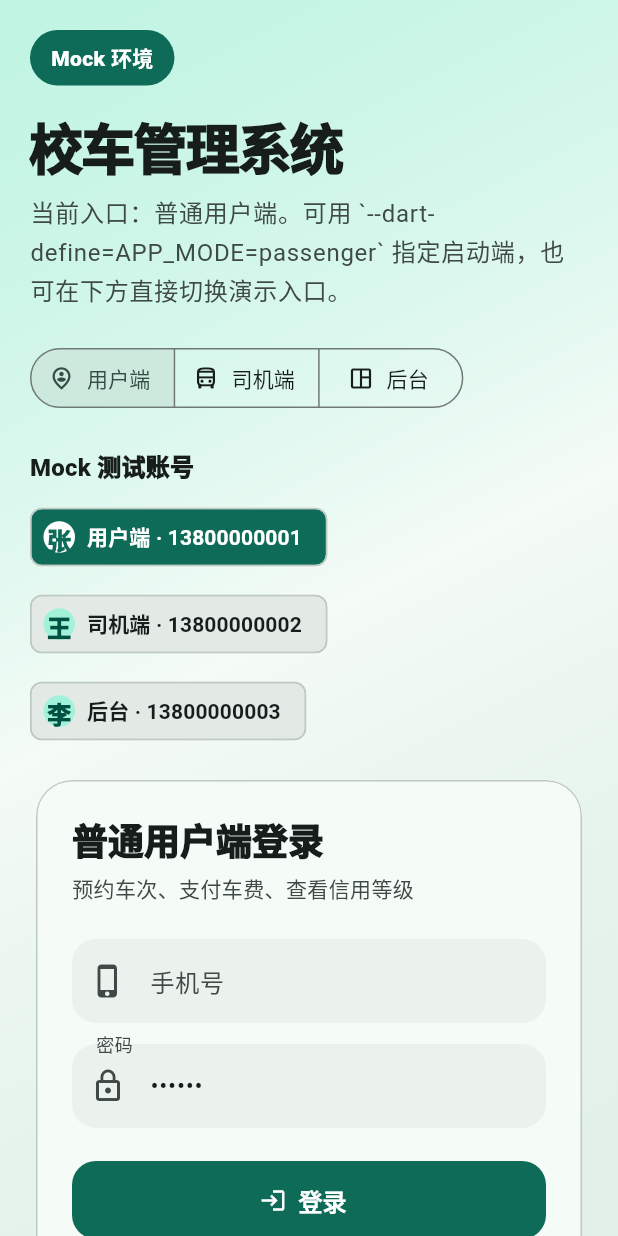
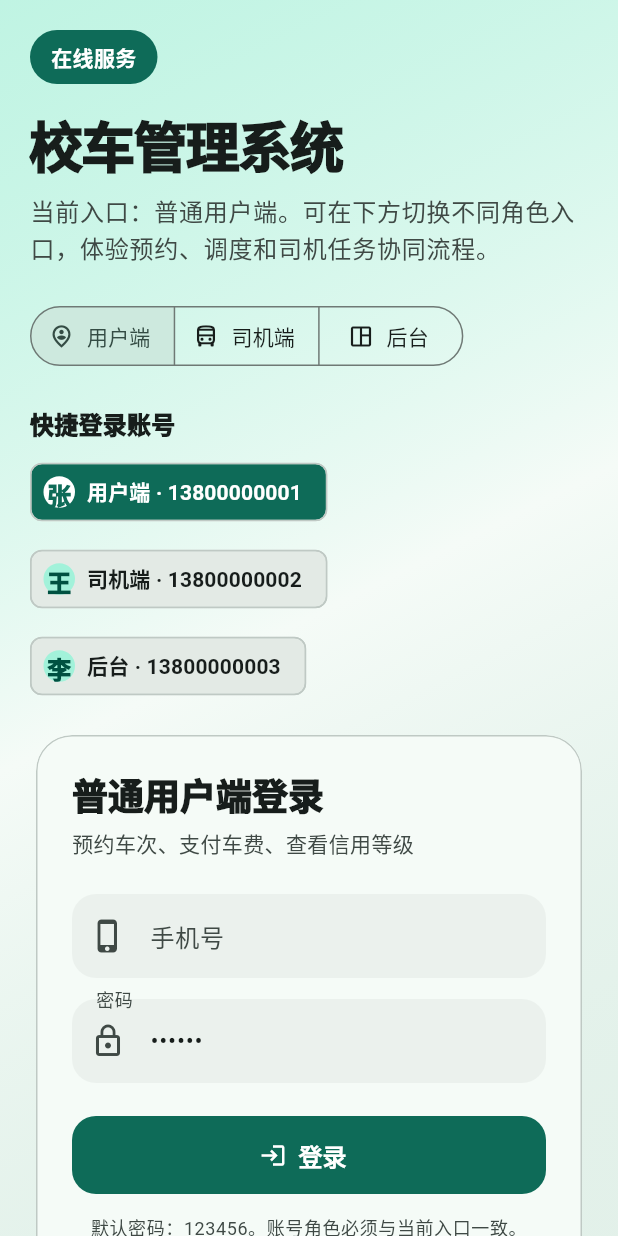
Before and after one commit to SFENVD/BUS-FLUTTER, a Flutter app: the screen it shows after launch, on a phone screen of 412 x 824 dp. Run offline on Flutter 3.47's test engine with Material 3 defaults, Android fonts, the phone set to English and light mode, and no system bars; our stand-ins replace flutter_riverpod, go_router.

Commit message:
feature: add quick_login

```diff
--- a/lib/features/admin/presentation/admin_home_page.dart
+++ b/lib/features/admin/presentation/admin_home_page.dart
@@ -127,7 +127,7 @@ class _AdminSummary extends StatelessWidget {
           ),
           const SizedBox(height: 8),
           Text(
-            'P4 已接入车辆/司机管理、车次调度、实时监控和历史数据分析 Mock 流程。',
+            '统一管理车辆、司机、车次调度、实时监控和历史数据分析。',
             style: Theme.of(context).textTheme.bodyLarge?.copyWith(
               color: colorScheme.onPrimary.withValues(alpha: 0.86),
             ),
@@ -907,7 +907,7 @@ class _TrackingPanel extends ConsumerWidget {
                 Expanded(
                   child: _SectionTitle(
                     title: '实时位置监控',
-                    subtitle: 'Mock 地图展示在途车辆位置，点击标记查看车辆、司机和速度。',
+                    subtitle: '地图展示在途车辆位置，点击标记查看车辆、司机和速度。',
                   ),
                 ),
                 OutlinedButton.icon(
@@ -1187,7 +1187,7 @@ class _PassengerEtaPanel extends StatelessWidget {
           ),
           const SizedBox(height: 4),
           Text(
-            '根据 Mock 车辆位置估算预约客户与上车点的距离和到达时间。',
+            '根据车辆位置估算预约客户与上车点的距离和到达时间。',
             style: Theme.of(context).textTheme.bodyMedium?.copyWith(
               color: Theme.of(context).colorScheme.onSurfaceVariant,
             ),
--- a/lib/features/auth/data/mock_auth_repository.dart
+++ b/lib/features/auth/data/mock_auth_repository.dart
@@ -65,12 +65,12 @@ class MockAuthRepository implements AuthRepository {
       (item) => item.user.phone == normalizedPhone,
     );
     if (credential.isEmpty) {
-      throw const AuthException('Mock 用户不存在，请使用页面提供的测试账号');
+      throw const AuthException('账号不存在，请使用页面提供的快捷账号');
     }
 
     final matchedCredential = credential.first;
     if (matchedCredential.password != password) {
-      throw const AuthException('密码错误，Mock 默认密码为 123456');
+      throw const AuthException('密码错误，默认密码为 123456');
     }
 
     if (matchedCredential.user.role != mode.role) {
--- a/lib/features/auth/presentation/login_page.dart
+++ b/lib/features/auth/presentation/login_page.dart
@@ -159,7 +159,7 @@ class _LoginIntro extends StatelessWidget {
             borderRadius: BorderRadius.circular(999),
           ),
           child: Text(
-            'Mock 环境',
+            '在线服务',
             style: TextStyle(
               color: colorScheme.onPrimary,
               fontWeight: FontWeight.w800,
@@ -176,7 +176,7 @@ class _LoginIntro extends StatelessWidget {
         ),
         const SizedBox(height: 10),
         Text(
-          '当前入口：${mode.title}。可用 `--dart-define=APP_MODE=${mode.value}` 指定启动端，也可在下方直接切换演示入口。',
+          '当前入口：${mode.title}。可在下方切换不同角色入口，体验预约、调度和司机任务协同流程。',
           style: Theme.of(context).textTheme.bodyLarge?.copyWith(
             color: colorScheme.onSurfaceVariant,
             height: 1.55,
@@ -186,7 +186,7 @@ class _LoginIntro extends StatelessWidget {
         const AppModeSwitcher(),
         const SizedBox(height: 22),
         Text(
-          'Mock 测试账号',
+          '快捷登录账号',
           style: Theme.of(
             context,
           ).textTheme.titleMedium?.copyWith(fontWeight: FontWeight.w900),
@@ -224,7 +224,7 @@ class _CredentialChip extends StatelessWidget {
     final colorScheme = Theme.of(context).colorScheme;
 
     return ActionChip(
-      key: Key('mock_${credential.mode.value}_login'),
+      key: Key('quick_${credential.mode.value}_login'),
       avatar: CircleAvatar(
         backgroundColor: isSelected
             ? colorScheme.onPrimary
@@ -358,7 +358,7 @@ class _LoginForm extends StatelessWidget {
                 ),
                 const SizedBox(height: 14),
                 Text(
-                  'Mock 默认密码：123456。账号角色必须与当前入口一致。',
+                  '默认密码：123456。账号角色必须与当前入口一致。',
                   textAlign: TextAlign.center,
                   style: Theme.of(context).textTheme.bodySmall?.copyWith(
                     color: colorScheme.onSurfaceVariant,
--- a/lib/features/driver/presentation/driver_home_page.dart
+++ b/lib/features/driver/presentation/driver_home_page.dart
@@ -78,7 +78,7 @@ class DriverHomePage extends ConsumerWidget {
                   const SizedBox(height: 28),
                   _SectionTitle(
                     title: '今日派车任务',
-                    subtitle: '查看路线、发车时间、乘客名单和上车点，发车后自动开启 Mock 位置共享。',
+                    subtitle: '查看路线、发车时间、乘客名单和上车点，发车后自动开启位置共享。',
                   ),
                   const SizedBox(height: 12),
                   _TaskList(tasks: driverState.tasks),
@@ -124,7 +124,7 @@ class _DriverSummary extends StatelessWidget {
           ),
           const SizedBox(height: 8),
           Text(
-            'P2 已接入派车任务、乘客名单、统计看板和 5 秒 Mock 位置上报。',
+            '集中处理派车任务、乘客名单、统计看板和实时位置上报。',
             style: Theme.of(context).textTheme.bodyLarge?.copyWith(
               color: colorScheme.onPrimary.withValues(alpha: 0.86),
             ),
@@ -322,7 +322,7 @@ class _LocationPanel extends ConsumerWidget {
                                 .simulateNextLocationReport();
                           },
                     icon: const Icon(Icons.my_location_outlined),
-                    label: const Text('模拟上报一次'),
+                    label: const Text('立即上报位置'),
                   ),
                 ),
                 const SizedBox(width: 10),
--- a/lib/features/driver/tasks/providers/driver_task_provider.dart
+++ b/lib/features/driver/tasks/providers/driver_task_provider.dart
@@ -132,10 +132,7 @@ class DriverTaskController extends Notifier<DriverTaskState> {
       _appendLocationUpdate();
     });
 
-    return const DriverActionResult(
-      success: true,
-      message: '已发车，Mock 位置将每 5 秒上报一次',
-    );
+    return const DriverActionResult(success: true, message: '已发车，位置将每 5 秒上报一次');
   }
 
   DriverActionResult completeActiveTask() {
--- a/lib/features/passenger/presentation/passenger_home_page.dart
+++ b/lib/features/passenger/presentation/passenger_home_page.dart
@@ -428,7 +428,7 @@ class _PassengerSummary extends StatelessWidget {
           ),
           const SizedBox(height: 8),
           Text(
-            'P5 已接入预约、Mock 支付、信用等级和推送通知流程。',
+            '支持车次预约、在线支付、信用等级和推送通知全流程。',
             style: Theme.of(context).textTheme.bodyLarge?.copyWith(
               color: colorScheme.onPrimary.withValues(alpha: 0.86),
             ),
```
Also changed, not shown: 2 other files.
